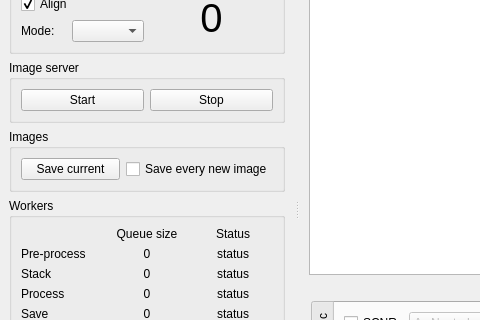
Old version of the form src/als/ui/als_ui.ui in the repository gehelem/als; both pictures show x 0 to 480 and y 159 to 479 of the 1084 by 974 pixel window.
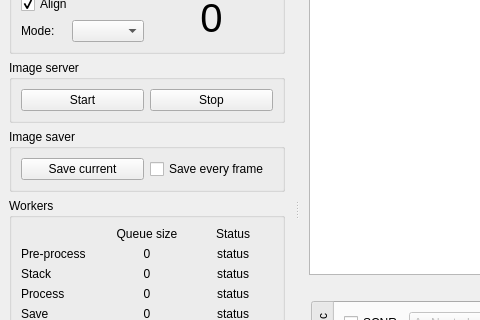
New version of the form. Custom widgets are drawn as their Qt base class.

Commit message:
Add new shortcuts and fix old ones
We rely on GUI items properties instead of a custom QKeyEvent handler

Added Shortcuts :

  - A : switch align ON/OFF
  - F : switch 'save every frame' ON/FF
  - S : save current image

The edit to the form file:
```diff
--- a/src/als/ui/als_ui.ui
+++ b/src/als/ui/als_ui.ui
@@ -1208,7 +1208,7 @@
      <item>
       <widget class="QGroupBox" name="groupBox_3">
        <property name="title">
-        <string>Images</string>
+        <string>Image saver</string>
        </property>
        <layout class="QVBoxLayout" name="verticalLayout_12">
         <item>
@@ -1235,7 +1235,10 @@
              </size>
             </property>
             <property name="text">
-             <string>Save every new image</string>
+             <string>Save every frame</string>
+            </property>
+            <property name="shortcut">
+             <string>F</string>
             </property>
            </widget>
           </item>
```
Left out of the diff: 21 changed lines with no effect on the pictures. The commit also changes 1 other file.
